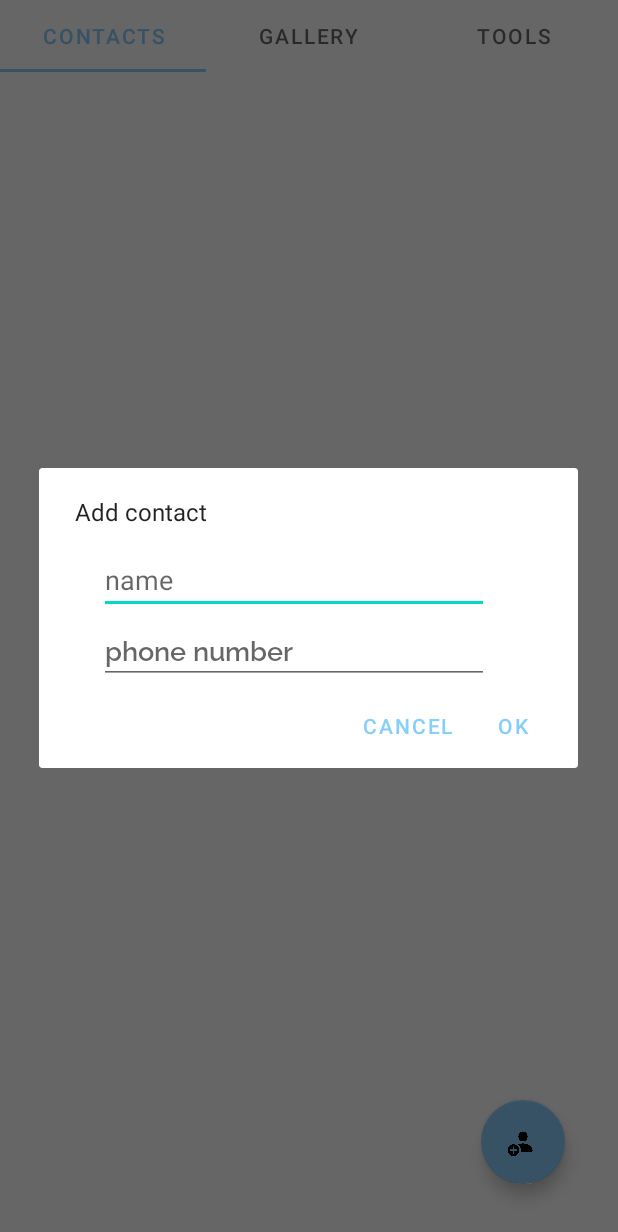
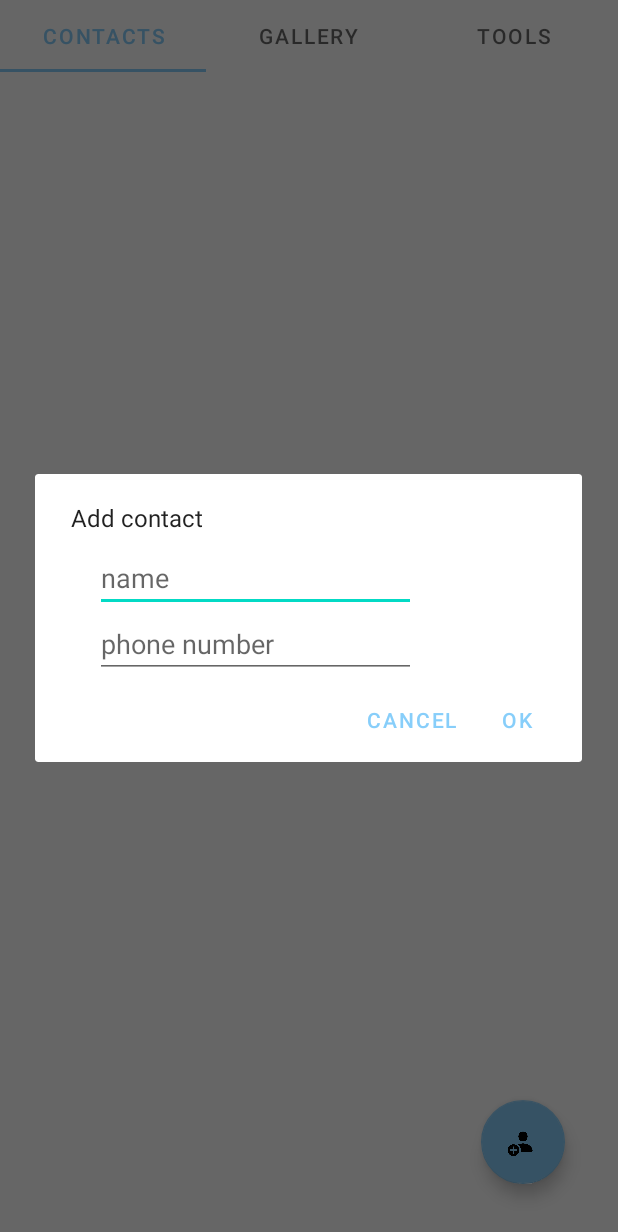
Before and after one commit to shyo21/CS496, an Android app: the screen it shows after launch (MainActivity), after a tap on an icon or button, on a phone screen of 412 x 824 dp. Shown: the top 1232 px of the screen. Run offline under Robolectric (Android 15) with nearby library versions, the phone set to English and light mode, and no system bars; pictures from the network do not load; 1 statement that could not run was skipped.

Commit message:
feat: add contact implemented

```diff
--- a/app/src/main/java/com/example/proj1/ContactAdapter.java
+++ b/app/src/main/java/com/example/proj1/ContactAdapter.java
@@ -23,6 +23,7 @@ public class ContactAdapter extends RecyclerView.Adapter<ContactAdapter.ViewHold
     private final Context mContext;
     private ArrayList<ContactData> mArrayList; //데이터를 담을 어레이리스트
     private boolean activate;
+    private boolean isNightModeOn;
 
     public ContactAdapter(Context context, ArrayList<ContactData> arrayList) {
         this.mArrayList = arrayList;
@@ -45,9 +46,10 @@ public class ContactAdapter extends RecyclerView.Adapter<ContactAdapter.ViewHold
     public void onBindViewHolder(@NonNull ViewHolder holder, int position) {
         ContactData data = mArrayList.get (position);
 //        Typeface face=Typeface.createFromAsset(mContext.getAssets(),"fonts/raleway_semibold");
-
+//
         holder.tv_name.setText (data.getName ());
         holder.tv_number.setText (data.getNumber ());
+        isNightModeOn = mContext.getSharedPreferences("AppSettingPrefs", 0).getBoolean("NightMode", false);
 //        holder.tv_name.setTypeface(face);
 //        holder.tv_number.setTypeface(face);
 
@@ -81,6 +83,9 @@ public class ContactAdapter extends RecyclerView.Adapter<ContactAdapter.ViewHold
             this.btn_call = itemView.findViewById(R.id.callButton);
             this.btn_message = itemView.findViewById(R.id.messageButton);
             position = getAdapterPosition();
+//            if (isNightModeOn){
+//                btn_remove.setImageResource(R.drawable.person_dark);
+//            }
 
             btn_remove.setOnClickListener(view -> {
                 position = getAdapterPosition();
--- a/app/src/main/java/com/example/proj1/btn2Activity.java
+++ b/app/src/main/java/com/example/proj1/btn2Activity.java
@@ -30,7 +30,7 @@ public class btn2Activity extends AppCompatActivity {
 
         appSettingPrefs = getSharedPreferences("AppSettingPrefs", 0);
         sharedPrefsEdit = appSettingPrefs.edit();
-        isNightModeOn = appSettingPrefs.getBoolean("NightMode", false);
+        isNightModeOn = getSharedPreferences("AppSettingPrefs", 0).getBoolean("NightMode", false);
 
         if (isNightModeOn){
             AppCompatDelegate.setDefaultNightMode(AppCompatDelegate.MODE_NIGHT_YES);
--- a/app/src/main/res/layout/contact_dialog_info.xml
+++ b/app/src/main/res/layout/contact_dialog_info.xml
@@ -7,27 +7,26 @@
 
     <EditText
         android:id="@+id/dialog_name"
-        android:layout_width="260dp"
-        android:layout_height="wrap_content"
+        android:layout_width="214dp"
+        android:layout_height="40dp"
         android:layout_marginTop="4dp"
         android:hint="name"
+        android:importantForAutofill="no"
         app:layout_constraintEnd_toStartOf="@+id/guideline5"
         app:layout_constraintHorizontal_bias="0.0"
         app:layout_constraintStart_toStartOf="@+id/guideline3"
         app:layout_constraintTop_toTopOf="parent"
-        android:importantForAutofill="no"
         tools:ignore="HardcodedText,TextFields" />
 
     <EditText
         android:id="@+id/dialog_number"
-        android:layout_width="260dp"
-        android:layout_height="wrap_content"
-        android:fontFamily="@font/raleway_semibold"
+        android:layout_width="214dp"
+        android:layout_height="44dp"
         android:hint="phone number"
         android:importantForAutofill="no"
         app:layout_constraintBottom_toBottomOf="parent"
         app:layout_constraintEnd_toStartOf="@+id/guideline5"
-        app:layout_constraintHorizontal_bias="1.0"
+        app:layout_constraintHorizontal_bias="0.0"
         app:layout_constraintStart_toStartOf="@+id/guideline3"
         app:layout_constraintTop_toBottomOf="@+id/dialog_name"
         app:layout_constraintVertical_bias="0.0"
@@ -45,6 +44,6 @@
         android:layout_width="wrap_content"
         android:layout_height="wrap_content"
         android:orientation="vertical"
-        app:layout_constraintGuide_begin="300dp" />
+        app:layout_constraintGuide_end="111dp" />
 
 </androidx.constraintlayout.widget.ConstraintLayout>
```
Also changed, not shown: app/src/main/java/com/example/proj1/Frag1.java (+9 -0 lines), app/src/main/res/layout/contact_item.xml (+6 -5 lines).
